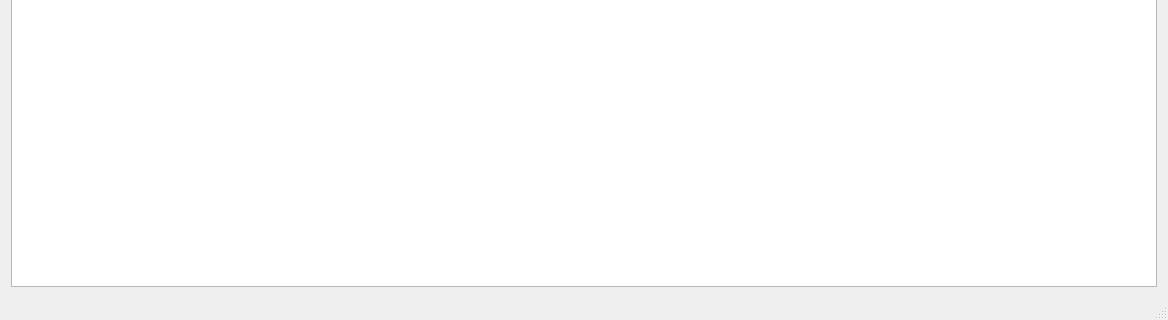
Qt form mainwindow.ui (Aoriseth/Qt-game-with-AStar-pathfinding) before a commit; both pictures show x 0 to 1168 and y 293 to 613 of the 1168 by 613 pixel window.
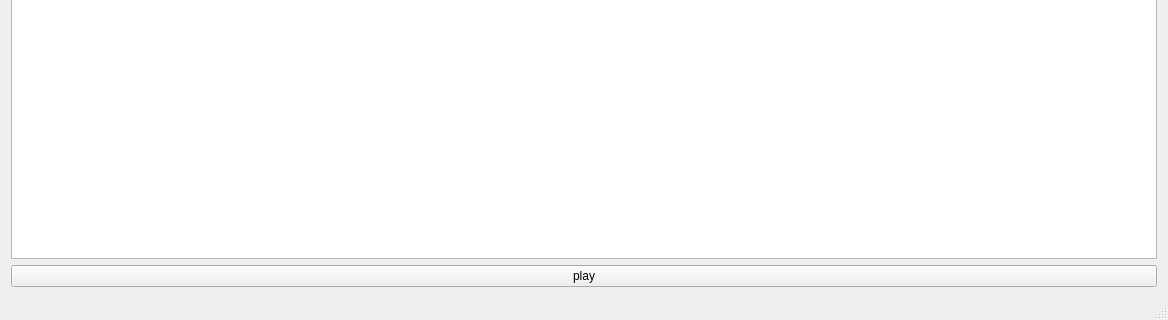
The same form after that commit.

Commit message: Add a play button

```diff
--- a/mainwindow.ui
+++ b/mainwindow.ui
@@ -22,6 +22,13 @@
       </item>
      </layout>
     </item>
+    <item row="1" column="0">
+     <widget class="QPushButton" name="pushButton">
+      <property name="text">
+       <string>play</string>
+      </property>
+     </widget>
+    </item>
    </layout>
   </widget>
   <widget class="QMenuBar" name="menuBar">
```
The commit also changes 2 other files.
